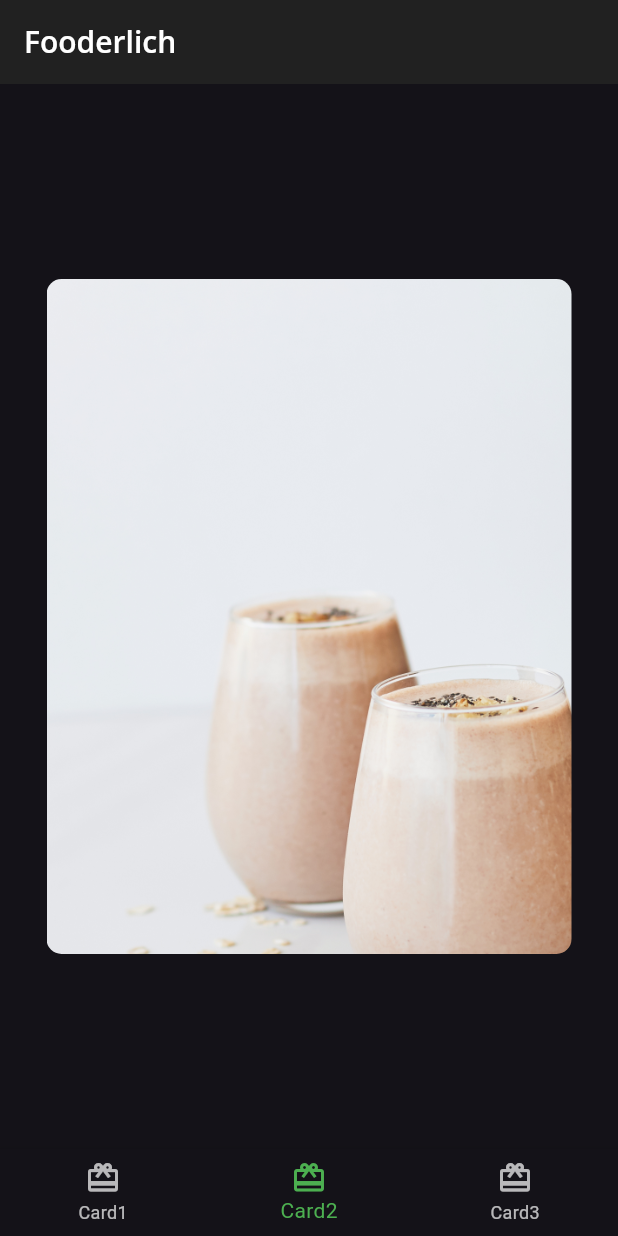
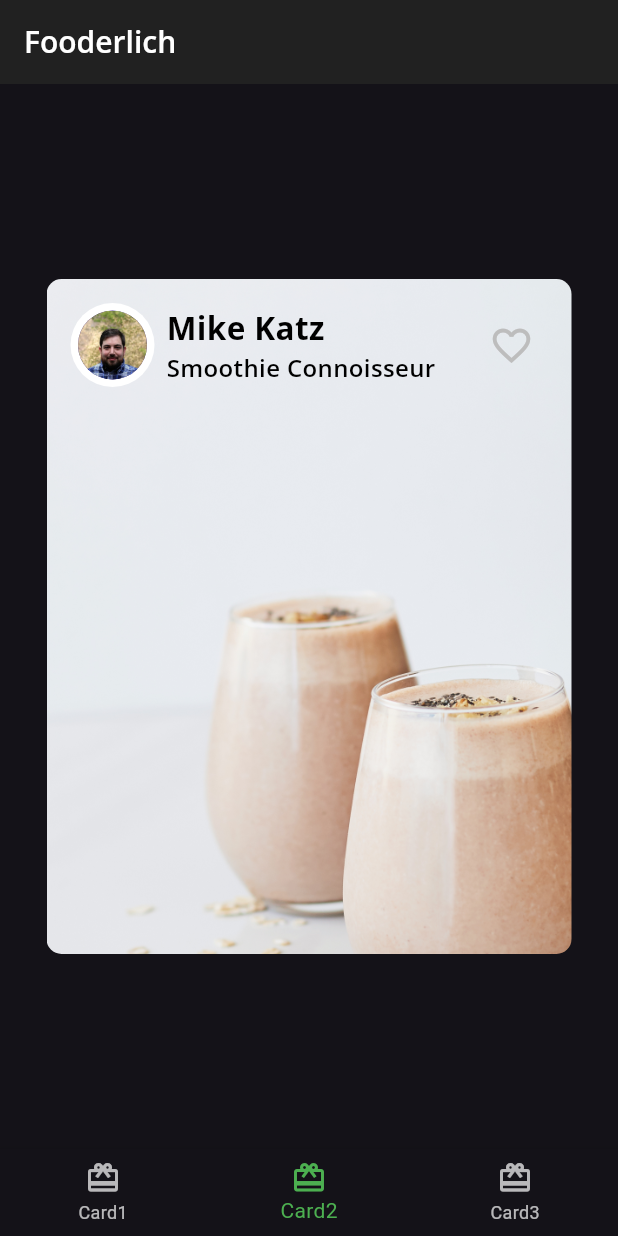
Before and after one commit to MichelePRC/kodeco-codelab2-fooderlich, a Flutter app: the screen it shows after launch, item 2 of the bottom bar chosen, on a phone screen of 412 x 824 dp. Run offline on Flutter 3.47's test engine with Material 3 defaults, Android fonts, the phone set to English and light mode, and no system bars; our stand-ins replace google_fonts.

Commit message:
card2 done

```diff
--- /dev/null
+++ b/lib/author_card.dart
@@ -0,0 +1,55 @@
+import 'package:flutter/material.dart';
+import 'circle_image.dart';
+import 'fooderlich_theme.dart';
+
+class AuthorCard extends StatelessWidget {
+  final String authorName;
+  final String title;
+  final ImageProvider? imageProvider;
+
+  const AuthorCard({
+    super.key,
+    required this.authorName,
+    required this.title,
+    this.imageProvider,
+  });
+
+  @override
+  Widget build(BuildContext context) {
+    return Container(
+      padding: EdgeInsets.all(16),
+      child: Row(
+        mainAxisAlignment: MainAxisAlignment.spaceBetween,
+        children: [
+          Row(
+            children: [
+              CircleImage(
+                imageProvider: imageProvider,
+                imageRadius: 28,
+              ),
+              SizedBox(width: 8),
+              Column(
+                crossAxisAlignment: CrossAxisAlignment.start,
+                children: [
+                  Text(authorName,
+                      style: FooderlichTheme.lightTextTheme.displayMedium),
+                  Text(title,
+                      style: FooderlichTheme.lightTextTheme.displaySmall),
+                ],
+              ),
+            ],
+          ),
+          IconButton(
+            onPressed: () {
+              const snackbar = SnackBar(content: Text('Favorite added'));
+              ScaffoldMessenger.of(context).showSnackBar(snackbar);
+            },
+            icon: Icon(Icons.favorite_border),
+            iconSize: 30,
+            color: Colors.grey[400],
+          )
+        ],
+      ),
+    );
+  }
+}
--- a/lib/card2.dart
+++ b/lib/card2.dart
@@ -1,6 +1,8 @@
 // ignore_for_file: prefer_const_constructors
 
 import 'package:flutter/material.dart';
+import 'package:fooderlich/author_card.dart';
+import 'author_card.dart';
 
 class Card2 extends StatelessWidget {
   const Card2({super.key});
@@ -19,7 +21,11 @@ class Card2 extends StatelessWidget {
         ),
         child: Column(
           children: const [
-            //TODO: aggiungere 2 widget text
+            AuthorCard(
+              authorName: 'Mike Katz',
+              title: 'Smoothie Connoisseur',
+              imageProvider: AssetImage('assets/author_katz.jpeg'),
+            ),
           ],
         ),
       ),
--- a/lib/circle_image.dart
+++ b/lib/circle_image.dart
@@ -15,9 +15,9 @@ class CircleImage extends StatelessWidget {
     return CircleAvatar(
       backgroundColor: Colors.white,
       radius: imageRadius,
-      child: CircleImage(
-        imageRadius: imageRadius - 5,
-        imageProvider: imageProvider,
+      child: CircleAvatar(
+        radius: imageRadius - 5,
+        backgroundImage: imageProvider,
       ),
     );
   }
```
Also changed, not shown: analysis_options.yaml (+18 -13 lines).
